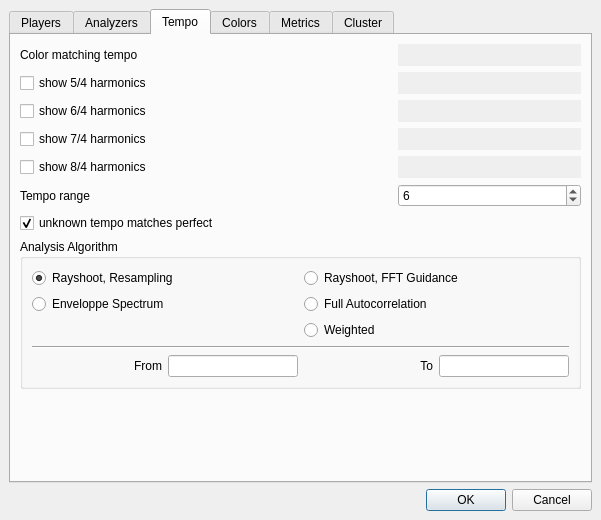
Old version of the form ui-bpmdj-pref.ui in the repository mihow/bpmdj.
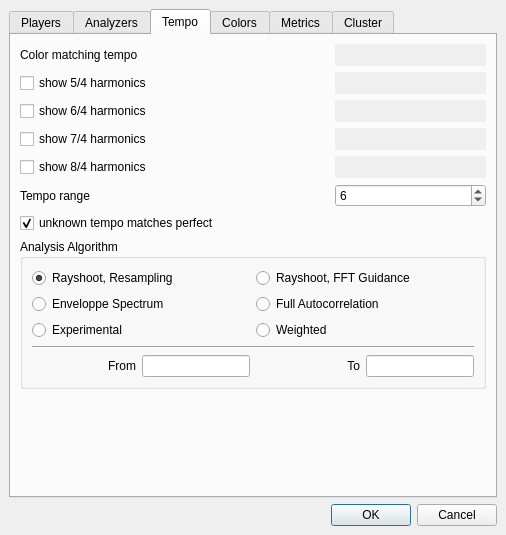
New version of the form. The open tabs and pages were chosen to show the change. Custom widgets are drawn as their Qt base class.

```diff
--- a/ui-bpmdj-pref.ui
+++ b/ui-bpmdj-pref.ui
@@ -6,8 +6,8 @@
    <rect>
     <x>0</x>
     <y>0</y>
-    <width>601</width>
-    <height>520</height>
+    <width>506</width>
+    <height>535</height>
    </rect>
   </property>
   <property name="windowTitle">
@@ -362,8 +362,12 @@
          <property name="title">
           <string>Analysis Algorithm</string>
          </property>
-         <layout class="QGridLayout" name="gridLayout_1">
-          <item row="0" column="0" colspan="2">
+         <layout class="QGridLayout" name="gridLayout">
+          <item row="0" column="0" colspan="4">
+           <layout class="QHBoxLayout" name="horizontalLayout">
+            <item>
+             <layout class="QVBoxLayout" name="verticalLayout">
+              <item>
            <widget class="QRadioButton" name="resamplingScan">
             <property name="text">
              <string>Rayshoot, Resampling</string>
@@ -373,54 +377,53 @@
             </property>
            </widget>
           </item>
-          <item row="0" column="2" colspan="2">
-           <widget class="QRadioButton" name="ultraLongFFT">
-            <property name="text">
-             <string>Rayshoot, FFT Guidance</string>
-            </property>
-            <property name="checked">
-             <bool>false</bool>
-            </property>
-           </widget>
-          </item>
-          <item row="1" column="0" colspan="2">
+              <item>
            <widget class="QRadioButton" name="enveloppeSpectrum">
             <property name="text">
              <string>Enveloppe Spectrum</string>
             </property>
            </widget>
           </item>
-          <item row="1" column="2" colspan="2">
+              <item>
+               <widget class="QRadioButton" name="experimentalAlg">
+                <property name="text">
+                 <string>Experimental</string>
+                </property>
+               </widget>
+              </item>
+             </layout>
+            </item>
+            <item>
+             <layout class="QVBoxLayout" name="verticalLayout_2">
+              <item>
+               <widget class="QRadioButton" name="ultraLongFFT">
+                <property name="text">
+                 <string>Rayshoot, FFT Guidance</string>
+                </property>
+                <property name="checked">
+                 <bool>false</bool>
+                </property>
+               </widget>
+              </item>
+              <item>
            <widget class="QRadioButton" name="fullAutoCorrelation">
             <property name="text">
              <string>Full Autocorrelation</string>
             </property>
            </widget>
           </item>
-          <item row="2" column="1">
-           <spacer>
-            <property name="orientation">
-             <enum>Qt::Vertical</enum>
-            </property>
-            <property name="sizeType">
-             <enum>QSizePolicy::Expanding</enum>
-            </property>
-            <property name="sizeHint" stdset="0">
-             <size>
-              <width>20</width>
-              <height>20</height>
-             </size>
-            </property>
-           </spacer>
-          </item>
-          <item row="2" column="2">
+              <item>
            <widget class="QRadioButton" name="weightedEnvCor">
             <property name="text">
              <string>Weighted</string>
             </property>
            </widget>
           </item>
-          <item row="3" column="0" colspan="4">
+             </layout>
+            </item>
+           </layout>
+          </item>
+          <item row="1" column="0" colspan="4">
            <widget class="Line" name="line3">
             <property name="frameShape">
              <enum>QFrame::HLine</enum>
@@ -433,7 +436,7 @@
             </property>
            </widget>
           </item>
-          <item row="4" column="0">
+          <item row="2" column="0">
            <widget class="QLabel" name="TextLabel1_3">
             <property name="text">
              <string>From</string>
@@ -446,7 +449,7 @@
             </property>
            </widget>
           </item>
-          <item row="4" column="1">
+          <item row="2" column="1">
            <widget class="QLineEdit" name="From">
             <property name="sizePolicy">
              <sizepolicy hsizetype="Preferred" vsizetype="Fixed">
@@ -456,7 +459,7 @@
             </property>
            </widget>
           </item>
-          <item row="4" column="2">
+          <item row="2" column="2">
            <widget class="QLabel" name="TextLabel2_3">
             <property name="text">
              <string>To</string>
@@ -469,7 +472,7 @@
             </property>
            </widget>
           </item>
-          <item row="4" column="3">
+          <item row="2" column="3">
            <widget class="QLineEdit" name="To">
             <property name="sizePolicy">
              <sizepolicy hsizetype="Preferred" vsizetype="Fixed">
```
Lines whose indentation alone changed are shown as unchanged.
